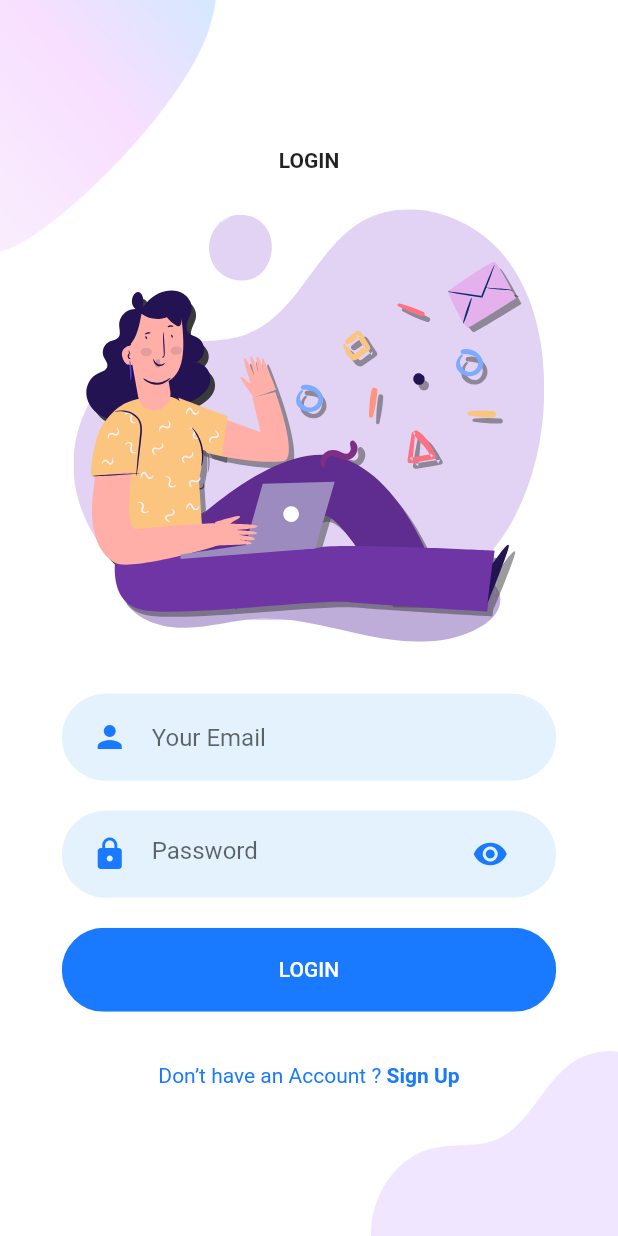
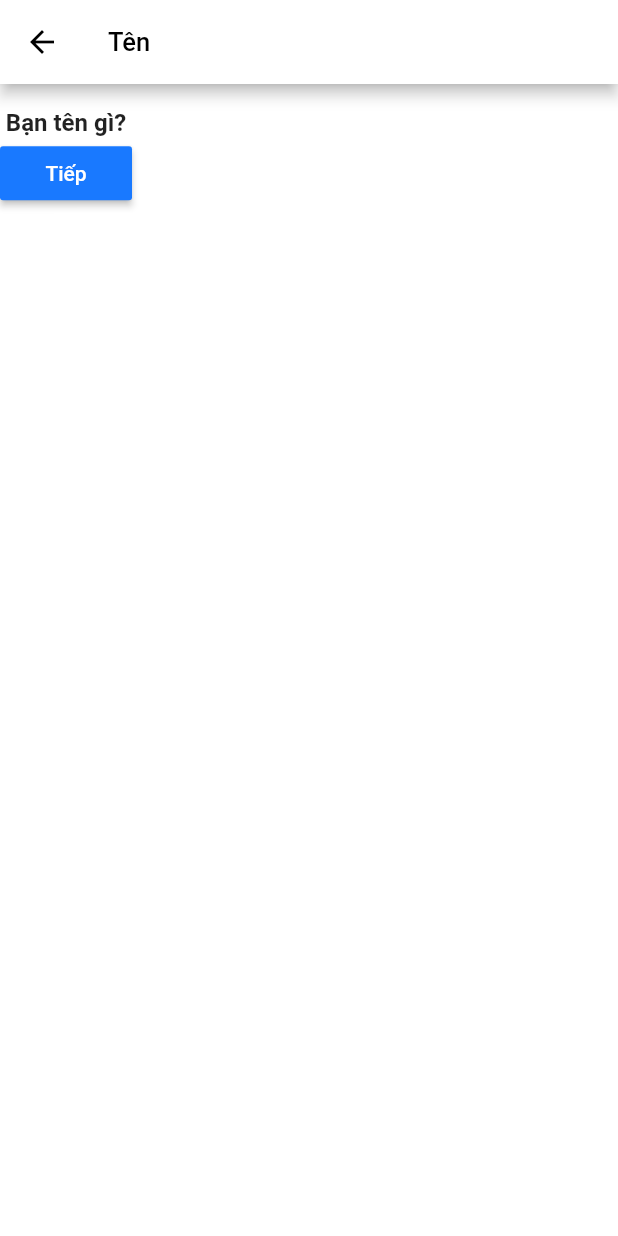
Before and after one commit to ducanh-99/20201-IT4788-fakebook, a Flutter app: the SignUpScreen screen opened directly, after a tap on "Tiếp", on a phone screen of 412 x 824 dp. Run offline on Flutter 3.47's test engine with Material 2 defaults, Android fonts, the phone set to English and light mode, and no system bars; our stand-ins replace flutter_svg.

Commit message:
Facebook welcome, signup, login (tobe continued 2)

```diff
--- a/facebook/lib/Screens/Signup/components/body.dart
+++ b/facebook/lib/Screens/Signup/components/body.dart
@@ -1,3 +1,4 @@
+import 'package:facebook/Screens/Signup/components/name_signup.dart';
 import 'package:flutter/material.dart';
 import 'package:facebook/Screens/Login/login_screen.dart';
 import 'package:facebook/Screens/Signup/components/background.dart';
@@ -71,9 +72,10 @@ class Body extends StatelessWidget {
                 "Tiếp",
               ),
               color: kPrimaryColor,
+              textColor: backgroundColor,
               onPressed: () {
                 Navigator.push(context, MaterialPageRoute(builder: (context) {
-                  return LoginScreen();
+                  return NameSignup();
                 }));
               },
 
--- /dev/null
+++ b/facebook/lib/Screens/Signup/components/name_signup.dart
@@ -0,0 +1,125 @@
+import 'package:facebook/Screens/Signup/components/background.dart';
+import 'package:facebook/models/user.dart';
+import 'package:flutter/cupertino.dart';
+import 'package:flutter/material.dart';
+import 'package:facebook/constants.dart';
+
+class NameSignup extends StatelessWidget {
+  final User user;
+
+  NameSignup({Key key, @required this.user}) : super(key: key);
+
+  @override
+  Widget build(BuildContext context) {
+    TextEditingController firstName = new TextEditingController();
+    TextEditingController lastName = new TextEditingController();
+    firstName.text = "";
+    lastName.text = "";
+    Size size = MediaQuery.of(context).size;
+    return Background(
+      text: Text(
+        "Tên",
+        style: TextStyle(color: kColorTextNormal, fontSize: 17),
+      ),
+      child: SingleChildScrollView(
+        child: Column(
+          mainAxisAlignment: MainAxisAlignment.center,
+          children: <Widget>[
+            SizedBox(height: size.height * 0.02),
+            Text(
+              "Bạn tên gì?",
+              style: TextStyle(fontWeight: FontWeight.bold, fontSize: 16),
+            ),
+            // Form(
+            //   child: Row(
+            //     mainAxisAlignment: MainAxisAlignment.center,
+            //     children: [
+            //       TextFormField(
+            //         validator: (value) {
+            //           if (value.isEmpty) {
+            //             return 'Please enter some text';
+            //           }
+            //           return null;
+            //         },
+            //       ),
+            //       // TextFormField(
+            //       //   controller: firstName,
+            //       //   autofocus: true,
+            //       //   // decoration: const InputDecoration(
+            //       //   //   hintText: "Họ",
+            //       //   //   labelText: "Họ",
+            //       //   // ),
+            //       //   validator: (String value) {
+            //       //     return (value.length == 0)
+            //       //         ? "Không được bỏ trống trường này"
+            //       //         : null;
+            //       //   },
+            //       // ),
+            //       // TextFormField(
+            //       //   controller: lastName,
+            //       //   // decoration: const InputDecoration(
+            //       //   //   hintText: "Tên",
+            //       //   //   labelText: "Tên",
+            //       //   // ),
+            //       //   validator: (String value) {
+            //       //     return (value.length == 0)
+            //       //         ? "Không được bỏ trống trường này"
+            //       //         : null;
+            //       //   },
+            //       // ),
+            //     ],
+            //   ),
+            // ),
+            // Row(
+            //   mainAxisAlignment: MainAxisAlignment.center,
+            //   children: [
+            //     Form(
+            //
+            //     ),
+            //     TextField(
+            //       controller: firstName,
+            //       autofocus: true,
+            //       decoration: new InputDecoration(
+            //         hintText: "Họ",
+            //         labelText: "Họ",
+            //       ),
+            //       // validator: (String value) {
+            //       //   return (value.length == 0)
+            //       //       ? "Không được bỏ trống trường này"
+            //       //       : null;
+            //       // },
+            //     ),
+            //     TextField(
+            //       controller: lastName,
+            //       decoration: new InputDecoration(
+            //         hintText: "Tên",
+            //         labelText: "Tên",
+            //       ),
+            //       // validator: (String value) {
+            //       //   return (value.length == 0)
+            //       //       ? "Không được bỏ trống trường này"
+            //       //       : null;
+            //       // },
+            //     ),
+            //
+            //   ],
+            // ),
+            RaisedButton(
+              child: Text("Tiếp"),
+              color: kPrimaryColor,
+              textColor: backgroundColor,
+              onPressed: () {
+                user.firstName = firstName.text;
+                user.lastName = lastName.text;
+                // Navigator.push(
+                //   context,
+                //   MaterialPageRoute(builder: (context) => User(user: user)),
+                // );
+              },
+            ),
+          ],
+        ),
+      ),
+    );
+  }
+}
--- /dev/null
+++ b/facebook/lib/models/user.dart
@@ -0,0 +1,17 @@
+class User {
+  String firstName;
+  String lastName;
+  DateTime birthday;
+  String phone;
+  String email;
+
+  User(this.firstName,this.lastName, this.birthday, this.email, this.phone);
+
+  Map<String, dynamic> toJSON() => {
+        'firstName': firstName,
+        'lastName': lastName,
+        'birthday': birthday,
+        'email': email,
+        'phone': phone
+      };
+}
```
Also changed, not shown: facebook/lib/Screens/Signup/components/birthday_signup.dart (added).
